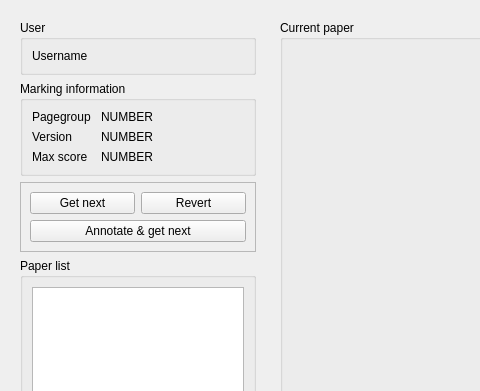
Before: the Qt Designer form qtCreatorFiles/ui_marker.ui in plomgrading/plom, drawn with Qt 5; both pictures show x 0 to 480 and y 0 to 391 of the 1024 by 722 pixel window.
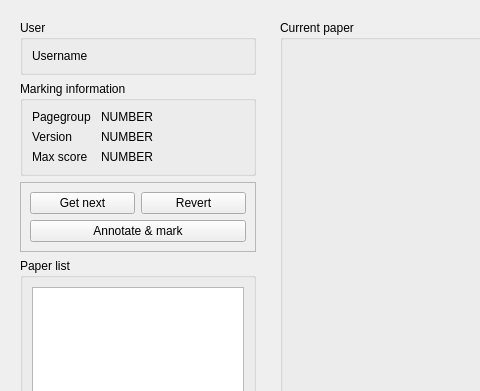
After: the same form once the commit is applied. Custom widgets are drawn as their Qt base class.

What changed in the file:
```diff
--- a/qtCreatorFiles/ui_marker.ui
+++ b/qtCreatorFiles/ui_marker.ui
@@ -139,7 +139,7 @@
             </sizepolicy>
            </property>
            <property name="text">
-            <string>Annotate &amp;&amp; get next</string>
+            <string>Annotate &amp;&amp; mark</string>
            </property>
           </widget>
          </item>
```
